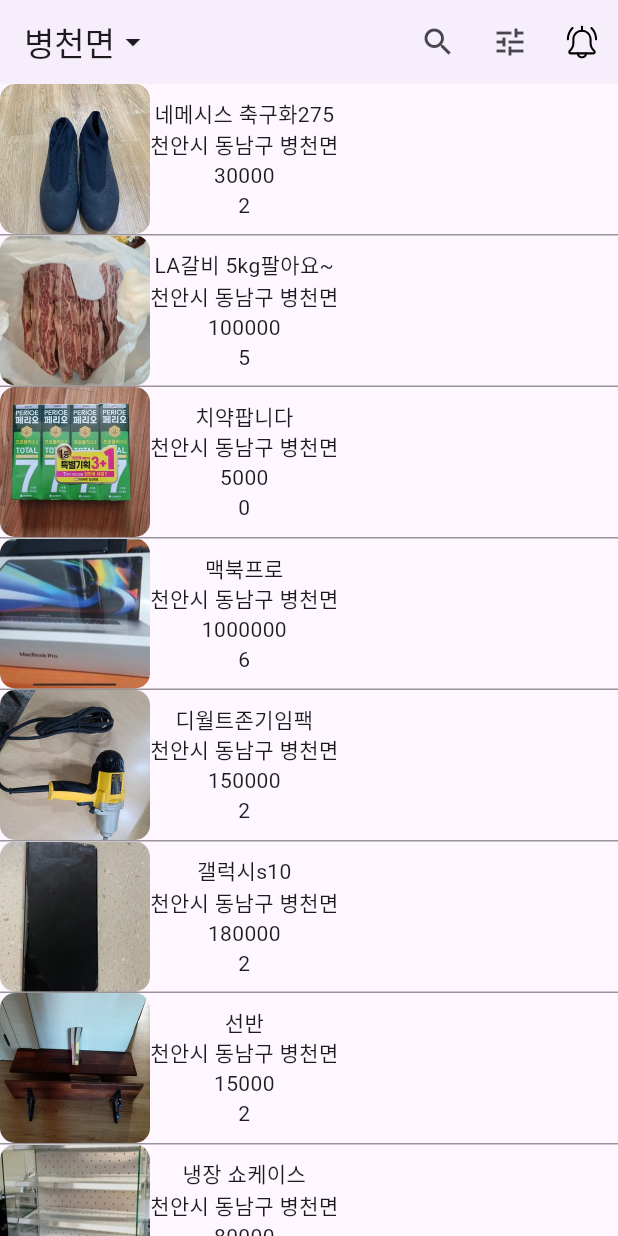
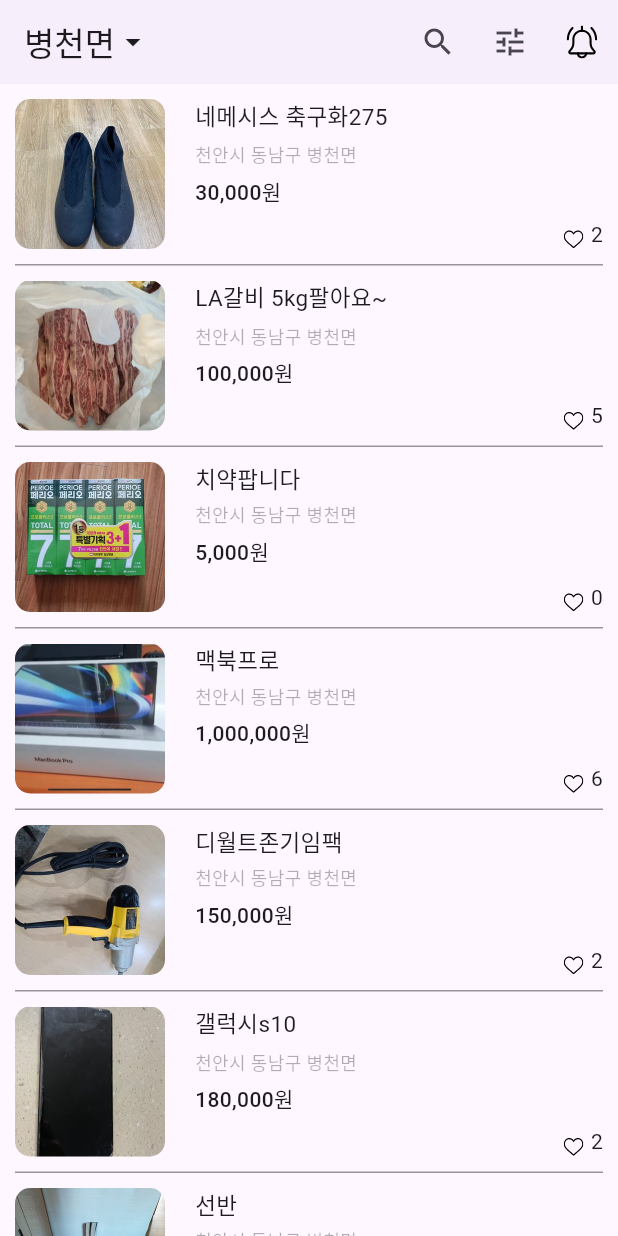
Before and after one commit to korysanan/carrot_market_clone, a Flutter app: the screen it shows after launch, on a phone screen of 412 x 824 dp. Run offline on Flutter 3.47's test engine with Material 3 defaults, Android fonts, the light colour scheme and no system bars; our stand-ins replace flutter_svg.

Commit message:
body부분 완료

```diff
--- a/carrot_market/lib/page/home.dart
+++ b/carrot_market/lib/page/home.dart
@@ -1,5 +1,6 @@
 import 'package:flutter/material.dart';
 import 'package:flutter_svg/svg.dart';
+import 'package:intl/intl.dart';
 
 class Home extends StatefulWidget {
   const Home({super.key});
@@ -110,10 +111,18 @@
         ],
       );
   }
+
+  final oCcy = new NumberFormat("#,###", "ko_KR");
+  String calcStringToWon(String priceString){
+    return "${oCcy.format(int.parse(priceString))}원";
+  }
+
   Widget _bodyWidget(){
     return ListView.separated(
+      padding: const EdgeInsets.symmetric(horizontal: 10),
       itemBuilder: (BuildContext _context, int index){
         return Container(
+          padding: const EdgeInsets.symmetric(vertical: 10),
           child: Row(
             children: [
               ClipRRect(
@@ -123,15 +132,51 @@
                   height: 100,
                 ),
               ),
-              Container(
-                child: Column(
-                  children: [
-                    Text(datas[index]["title"].toString()),
-                    Text(datas[index]["location"].toString()),
-                    Text(datas[index]["price"].toString()),
-                    Text(datas[index]["likes"].toString()),
-                  ],
-                )
+              Expanded(
+                child: Container(
+                  height: 100,
+                  padding: const EdgeInsets.only(left: 20),
+                  child: Column(
+                    crossAxisAlignment: CrossAxisAlignment.start,
+                    children: [
+                      Text(
+                        datas[index]["title"].toString(),
+                        overflow: TextOverflow.ellipsis,
+                        style: TextStyle(fontSize: 15),
+                      ),
+                      SizedBox(height: 5),
+                      Text(
+                        datas[index]["location"].toString(),
+                        style: TextStyle(
+                          fontSize: 12, color: Colors.black.withOpacity(0.3)
+                        ),
+                      ),
+                      SizedBox(height: 5),
+                      Text(
+                        calcStringToWon(datas[index]["price"].toString()),
+                        style: TextStyle(fontWeight: FontWeight.w500),
+                      ),
+                      SizedBox(height: 5),
+                      Expanded(
+                        child: Container(
+                          child: Row(
+                            mainAxisAlignment: MainAxisAlignment.end,
+                            crossAxisAlignment: CrossAxisAlignment.end,
+                            children: [
+                              SvgPicture.asset(
+                                "assets/svg/heart_off.svg",
+                                width: 13,
+                                height: 13,
+                              ),
+                              SizedBox(width: 5),
+                              Text(datas[index]["likes"].toString()),
+                            ],
+                          ),
+                        ),
+                      ),
+                    ],
+                  )
+                ),
               ),
             ],
           )
--- a/carrot_market/pubspec.yaml
+++ b/carrot_market/pubspec.yaml
@@ -36,6 +36,7 @@
   # Use with the CupertinoIcons class for iOS style icons.
   cupertino_icons: ^1.0.2
   flutter_svg: ^2.0.9
+  intl: ^0.19.0
 
 dev_dependencies:
   flutter_test:
```
